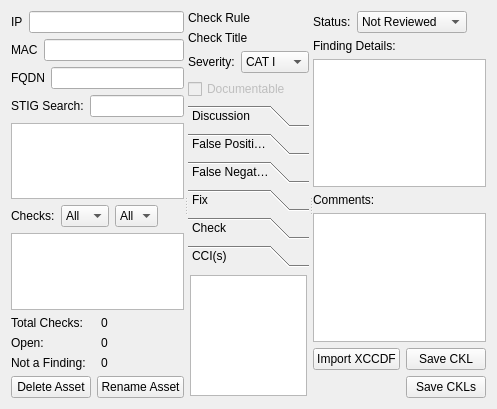
squinky86/STIGQter, file src/assetview.ui: the form before one commit.
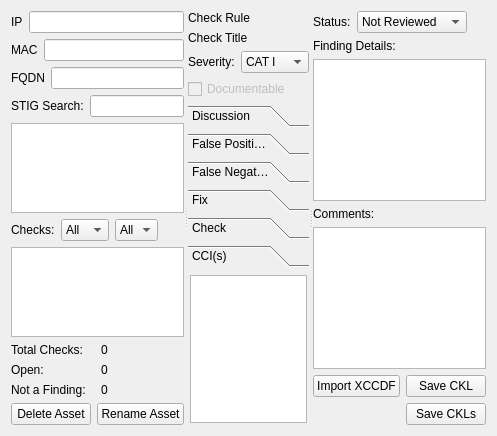
The form after the commit.

```diff
--- a/src/assetview.ui
+++ b/src/assetview.ui
@@ -7,7 +7,7 @@
     <x>0</x>
     <y>0</y>
     <width>486</width>
-    <height>409</height>
+    <height>436</height>
    </rect>
   </property>
   <property name="windowTitle">
@@ -571,8 +571,8 @@
            <rect>
             <x>0</x>
             <y>0</y>
-            <width>119</width>
-            <height>129</height>
+            <width>121</width>
+            <height>165</height>
            </rect>
           </property>
           <attribute name="label">
```
Left out of the diff: 20 changed lines with no effect on the pictures.
